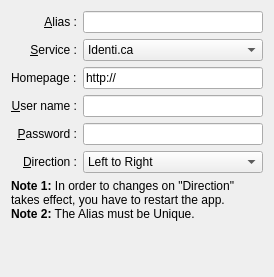
The window that src/accounts_wizard_base.ui (KDE/choqok) describes before a commit, drawn with Qt 5.
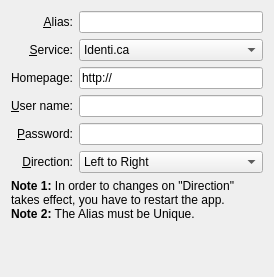
The same window after the commit. Custom widgets are drawn as their Qt base class.

```diff
--- a/src/accounts_wizard_base.ui
+++ b/src/accounts_wizard_base.ui
@@ -13,7 +13,7 @@
    <item row="3" column="0" >
     <widget class="QLabel" name="textLabel1" >
      <property name="text" >
-      <string>&amp;User name :</string>
+      <string>&amp;User name:</string>
      </property>
      <property name="alignment" >
       <set>Qt::AlignRight|Qt::AlignTrailing|Qt::AlignVCenter</set>
@@ -29,7 +29,7 @@
    <item row="4" column="0" >
     <widget class="QLabel" name="textLabel1_2" >
      <property name="text" >
-      <string>&amp;Password :</string>
+      <string>&amp;Password:</string>
      </property>
      <property name="alignment" >
       <set>Qt::AlignRight|Qt::AlignTrailing|Qt::AlignVCenter</set>
@@ -55,7 +55,7 @@
    <item row="5" column="0" >
     <widget class="QLabel" name="textLabel2_2" >
      <property name="text" >
-      <string>&amp;Direction :</string>
+      <string>&amp;Direction:</string>
      </property>
      <property name="alignment" >
       <set>Qt::AlignRight|Qt::AlignTrailing|Qt::AlignVCenter</set>
@@ -118,7 +118,7 @@
    <item row="1" column="0" >
     <widget class="QLabel" name="label_2" >
      <property name="text" >
-      <string>&amp;Service :</string>
+      <string>&amp;Service:</string>
      </property>
      <property name="alignment" >
       <set>Qt::AlignRight|Qt::AlignTrailing|Qt::AlignVCenter</set>
@@ -156,7 +156,7 @@
    <item row="0" column="0" >
     <widget class="QLabel" name="label_3" >
      <property name="text" >
-      <string>&amp;Alias :</string>
+      <string>&amp;Alias:</string>
      </property>
      <property name="alignment" >
       <set>Qt::AlignRight|Qt::AlignTrailing|Qt::AlignVCenter</set>
@@ -169,7 +169,7 @@
    <item row="2" column="0" >
     <widget class="QLabel" name="lblHomepage" >
      <property name="text" >
-      <string>Homepage :</string>
+      <string>Homepage:</string>
      </property>
     </widget>
    </item>
```
